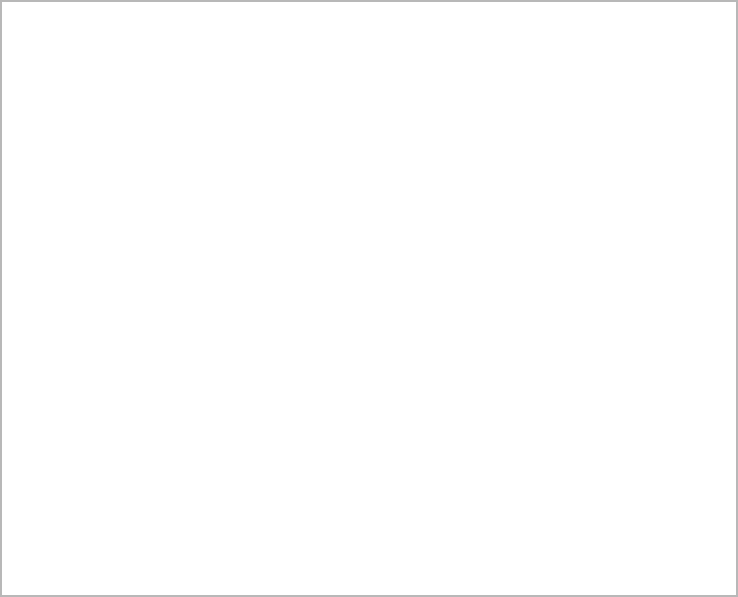
ezEngine/ezEngine, file Code/Editor/EditorFramework/Panels/LongOpsPanel/LongOpsPanel.ui: the form before one commit.
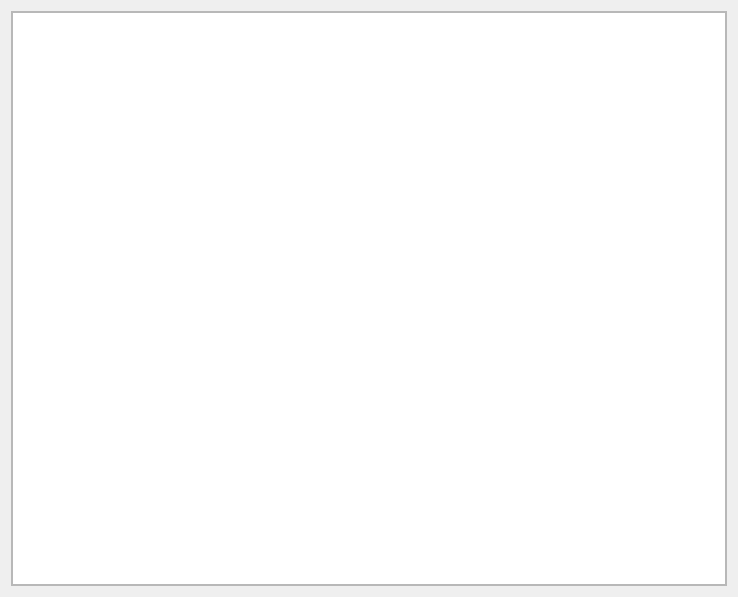
The form after the commit. Icons and pictures are not drawn.

```diff
--- a/Code/Editor/EditorFramework/Panels/LongOpsPanel/LongOpsPanel.ui
+++ b/Code/Editor/EditorFramework/Panels/LongOpsPanel/LongOpsPanel.ui
@@ -1,7 +1,7 @@
 <?xml version="1.0" encoding="UTF-8"?>
 <ui version="4.0">
  <class>LongOpsPanel</class>
- <widget class="QDockWidget" name="LongOpsPanel">
+ <widget class="QWidget" name="LongOpsPanel">
   <property name="geometry">
    <rect>
     <x>0</x>
@@ -14,9 +14,8 @@
    <iconset resource="../../../../Tools/Libs/GuiFoundation/QtResources/resources.qrc">
     <normaloff>:/GuiFoundation/Icons/Flag_Purple16.png</normaloff>:/GuiFoundation/Icons/Flag_Purple16.png</iconset>
   </property>
-  <property name="windowTitle">
-   <string>Long Operations</string>
-  </property>
+  <layout class="QVBoxLayout" name="verticalLayout">
+   <item>
   <widget class="QFrame" name="dockWidgetContents">
    <property name="frameShape">
     <enum>QFrame::StyledPanel</enum>
@@ -58,6 +57,8 @@
     </item>
    </layout>
   </widget>
+   </item>
+  </layout>
  </widget>
  <resources>
   <include location="../../../../Tools/Libs/GuiFoundation/QtResources/resources.qrc"/>
```
Left out of the diff: 3 changed lines with no effect on the pictures. Lines whose indentation alone changed are shown as unchanged.
